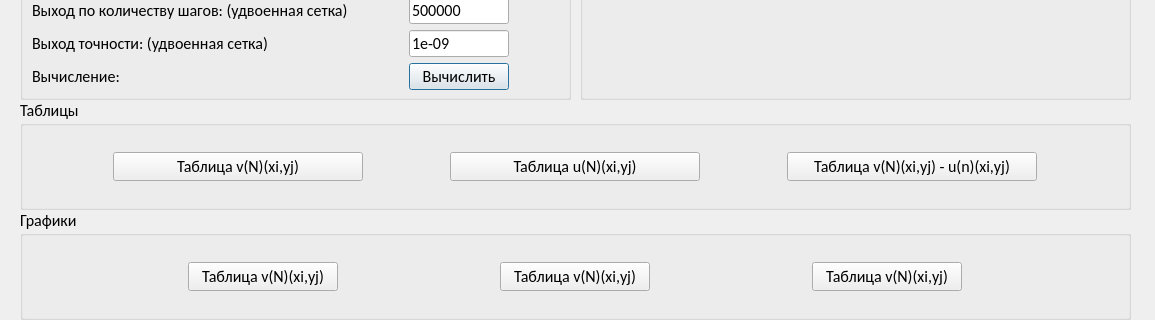
First picture: the form in design.ui, repository banp2892/Step_2_MMN, before the edit; both pictures show x 0 to 1155 and y 561 to 881 of the 1155 by 881 pixel window.
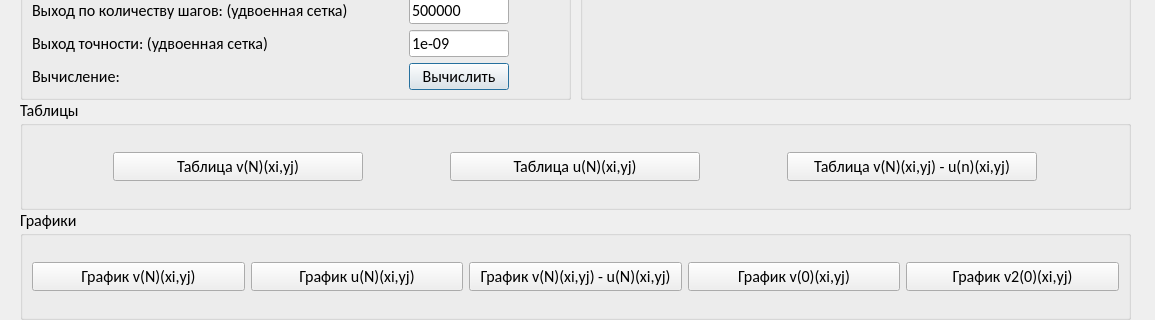
Second picture: the form after the edit.

The edit to the form file:
```diff
--- a/design.ui
+++ b/design.ui
@@ -468,16 +468,42 @@
     <bool>false</bool>
    </property>
    <layout class="QGridLayout" name="gridLayout_5">
+    <item row="0" column="2">
+     <widget class="QPushButton" name="pushButto_graphic_raznost">
+      <property name="maximumSize">
+       <size>
+        <width>250</width>
+        <height>16777215</height>
+       </size>
+      </property>
+      <property name="text">
+       <string>График v(N)(xi,yj) - u(N)(xi,yj)</string>
+      </property>
+     </widget>
+    </item>
     <item row="0" column="1">
      <widget class="QPushButton" name="pushButto_table_v_4">
       <property name="maximumSize">
        <size>
-        <width>150</width>
+        <width>250</width>
         <height>16777215</height>
        </size>
       </property>
       <property name="text">
-       <string>Таблица v(N)(xi,yj)</string>
+       <string>График u(N)(xi,yj)</string>
+      </property>
+     </widget>
+    </item>
+    <item row="0" column="3">
+     <widget class="QPushButton" name="pushButto_graphic_v_0">
+      <property name="maximumSize">
+       <size>
+        <width>250</width>
+        <height>16777215</height>
+       </size>
+      </property>
+      <property name="text">
+       <string>График v(0)(xi,yj)</string>
       </property>
      </widget>
     </item>
@@ -485,25 +511,25 @@
      <widget class="QPushButton" name="pushButto_table_v_5">
       <property name="maximumSize">
        <size>
-        <width>150</width>
+        <width>250</width>
         <height>16777215</height>
        </size>
       </property>
       <property name="text">
-       <string>Таблица v(N)(xi,yj)</string>
+       <string>График v(N)(xi,yj)</string>
       </property>
      </widget>
     </item>
-    <item row="0" column="2">
-     <widget class="QPushButton" name="pushButto_table_v_6">
+    <item row="0" column="4">
+     <widget class="QPushButton" name="pushButto_graphic_v2_0">
       <property name="maximumSize">
        <size>
-        <width>150</width>
+        <width>250</width>
         <height>16777215</height>
        </size>
       </property>
       <property name="text">
-       <string>Таблица v(N)(xi,yj)</string>
+       <string>График v2(0)(xi,yj)</string>
       </property>
      </widget>
     </item>
```
Left out of the diff: 4 changed lines with no effect on the pictures.
